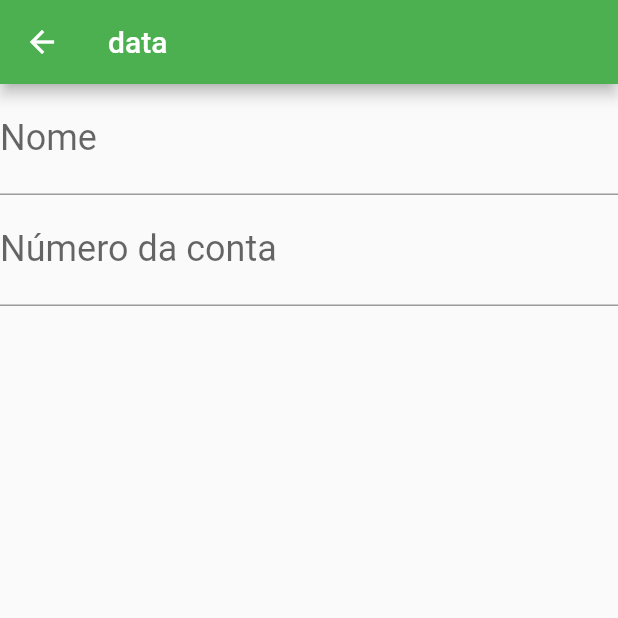
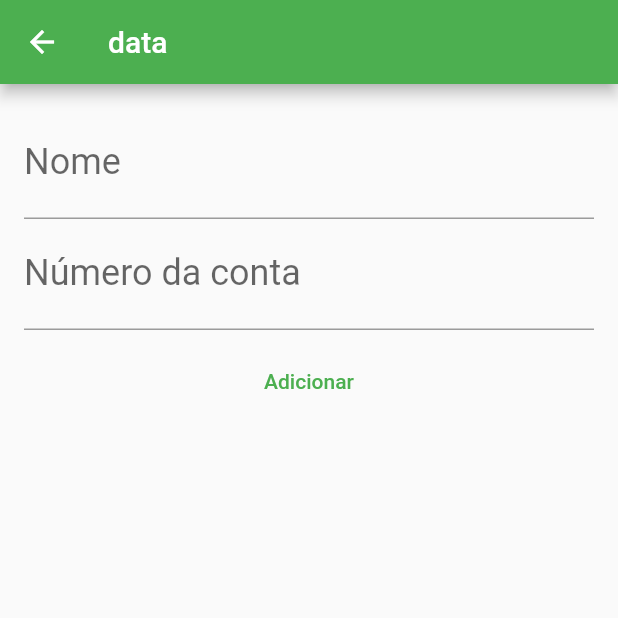
Before and after one commit to b4ra0/app-contatos, a Flutter app: the FormularioContato screen opened directly, on a phone screen of 412 x 824 dp, the top half of it. Run offline on Flutter 3.47's test engine with Material 2 defaults, Android fonts, the phone set to English and light mode, and no system bars; our stand-ins replace sqflite; accounts and stored records are empty; network calls fail.

Commit message:
banco de dados criado e funcional

```diff
--- a/lib/main.dart
+++ b/lib/main.dart
@@ -1,3 +1,5 @@
+import 'package:contatos/database/app_database.dart';
+import 'package:contatos/model/contact.dart';
 import 'package:contatos/screens/contacts_list.dart';
 import 'package:contatos/screens/dashboard.dart';
 import 'package:flutter/material.dart';
@@ -14,4 +16,7 @@ void main() {
       ),
     ),
   );
+  save(Contato(0,'Lucas', 100)).then((id){
+    findAll().then((contatos) => debugPrint(contatos.toString()));
+  });
 }
--- /dev/null
+++ b/lib/model/contact.dart
@@ -0,0 +1,12 @@
+class Contato{
+  final int id;
+  final String nome;
+  final int numeroConta;
+
+  Contato(this.id, this.nome, this.numeroConta);
+
+  @override
+  String toString() {
+    return 'Contato{id: $id, nome: $nome, numeroConta: $numeroConta}';
+  }
+}
--- a/lib/screens/contact_form.dart
+++ b/lib/screens/contact_form.dart
@@ -1,7 +1,16 @@
+import 'package:contatos/model/contact.dart';
 import 'package:flutter/material.dart';
 
-class FormularioContato extends StatelessWidget {
-  const FormularioContato({Key? key}) : super(key: key);
+class FormularioContato extends StatefulWidget {
+  FormularioContato({Key? key}) : super(key: key);
+
+  @override
+  State<FormularioContato> createState() => _FormularioContatoState();
+}
+
+class _FormularioContatoState extends State<FormularioContato> {
+  final TextEditingController _nomeController = TextEditingController();
+  final TextEditingController _numeroController = TextEditingController();
 
   @override
   Widget build(BuildContext context) {
@@ -9,25 +18,35 @@ class FormularioContato extends StatelessWidget {
       appBar: AppBar(
         title: Text("data"),
       ),
-      body: Column(
-        children: [
-          TextField(
-            decoration: InputDecoration(
-              labelText: "Nome"
+      body: Padding(
+        padding: const EdgeInsets.all(16.0),
+        child: Column(
+          children: [
+            TextField(
+              controller: _nomeController,
+              decoration: InputDecoration(labelText: "Nome"),
+              keyboardType: TextInputType.text,
+              textCapitalization: TextCapitalization.sentences,
+              style: TextStyle(fontSize: 24),
             ),
-            style: TextStyle(
-              fontSize: 24
+            TextField(
+              controller: _numeroController,
+              decoration: InputDecoration(labelText: "Número da conta"),
+              keyboardType: TextInputType.number,
+              style: TextStyle(fontSize: 24),
             ),
-          ),
-          TextField(
-            decoration: InputDecoration(
-                labelText: "Número da conta"
+            Padding(padding: EdgeInsets.all(5)),
+            TextButton(
+              onPressed: () {
+                final String nome = _nomeController.text;
+                final int numero = int.parse(_numeroController.text);
+                final Contato novoContato = Contato(0, nome,numero);
+                Navigator.pop(context, novoContato);
+              },
+              child: Text("Adicionar"),
             ),
-            style: TextStyle(
-                fontSize: 24
-            ),
-          ),
-        ],
+          ],
+        ),
       ),
     );
   }
--- a/lib/screens/contacts_list.dart
+++ b/lib/screens/contacts_list.dart
@@ -24,7 +24,7 @@ class ListaContatos extends StatelessWidget {
         onPressed: () {
           Navigator.of(context).push(
             MaterialPageRoute(builder: (context) => FormularioContato()),
-          );
+          ).then((novoContato) => debugPrint(novoContato.toString()));
         },
         child: Icon(Icons.add),
       ),
--- a/pubspec.yaml
+++ b/pubspec.yaml
@@ -29,6 +29,8 @@ environment:
 dependencies:
   flutter:
     sdk: flutter
+  sqflite:
+  path:
 
 
   # The following adds the Cupertino Icons font to your application.
```
Also changed, not shown: lib/database/app_database.dart (added, +41 -0 lines), pubspec.lock.
